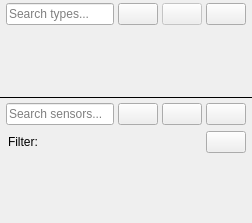
The window that front/qt/col_1.ui (Alexey-Nikolaevic-B/2042_sensor_testing) describes before a commit, drawn with Qt 5.
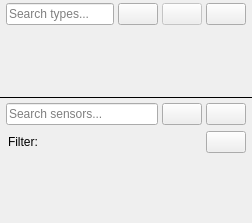
The same window after the commit.

Commit message: removed filter

What changed in the file:
```diff
--- a/front/qt/col_1.ui
+++ b/front/qt/col_1.ui
@@ -109,16 +109,6 @@
         <property name="placeholderText"><string>Search sensors...</string></property>
        </widget>
       </item>
-      <item>
-       <widget class="QPushButton" name="btn_filter">
-        <property name="text"><string/></property>
-        <property name="toolTip"><string>Filter by type</string></property>
-        <property name="minimumWidth"><number>32</number></property>
-        <property name="maximumWidth"><number>32</number></property>
-        <property name="minimumHeight"><number>32</number></property>
-        <property name="maximumHeight"><number>32</number></property>
-       </widget>
-      </item>
       <item>
        <widget class="QPushButton" name="btn_add">
         <property name="text"><string/></property>
```
The commit also changes 2 other files.
